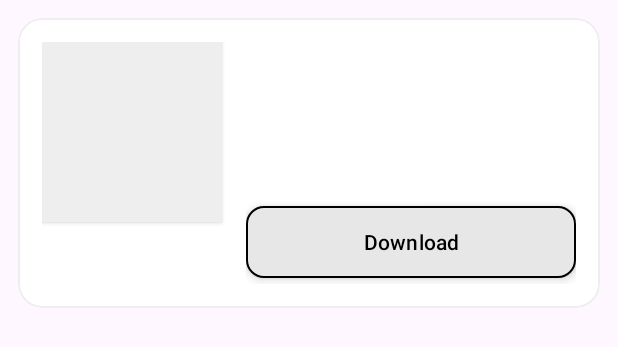
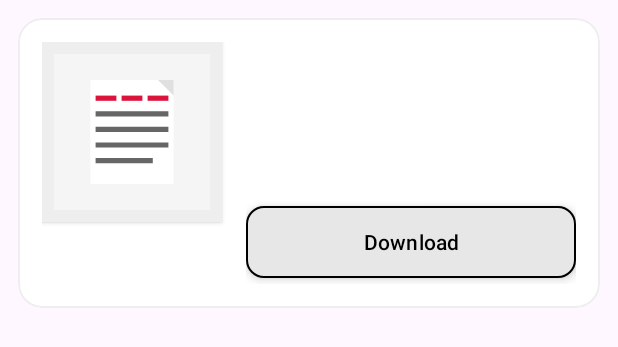
Before and after one commit to johnconnor98/notes, an Android app: the layout item_note.xml on its own in the app's theme, with its tools: preview values and no code run, on a phone screen of 412 x 824 dp. Shown: the top 347 px of the screen. Run offline under Robolectric (Android 15) with nearby library versions, the phone set to English and light mode, and no system bars.

Commit message:
first commit

```diff
--- a/app/src/main/java/com/return0/notes/ui/adapter/NoteAdapter.java
+++ b/app/src/main/java/com/return0/notes/ui/adapter/NoteAdapter.java
@@ -105,16 +105,18 @@ public class NoteAdapter extends ListAdapter<Note, NoteAdapter.NoteViewHolder> {
             long sizeKB = note.getFileSize() / 1024;
             tvSize.setText(sizeKB + " KB");
 
+            // Always show PDF icon as placeholder/default
+            // If thumbnail exists, load it; otherwise show PDF icon
             if (note.getThumbnail() != null && !note.getThumbnail().isEmpty()) {
                 String thumbnailUrl = Constants.BASE_URL + "api/thumbnails/" + note.getThumbnail();
                 Glide.with(itemView.getContext())
                         .load(thumbnailUrl)
-                        .placeholder(R.drawable.ic_launcher_background)
-                        .error(R.drawable.ic_launcher_background)
+                        .placeholder(R.drawable.ic_pdf)
+                        .error(R.drawable.ic_pdf)
                         .centerCrop()
                         .into(ivThumbnail);
             } else {
-                ivThumbnail.setImageResource(R.drawable.ic_launcher_background);
+                ivThumbnail.setImageResource(R.drawable.ic_pdf);
             }
 
             btnDownload.setOnClickListener(v -> {
--- /dev/null
+++ b/app/src/main/res/drawable/ic_pdf.xml
@@ -0,0 +1,56 @@
+<?xml version="1.0" encoding="utf-8"?>
+<vector xmlns:android="http://schemas.android.com/apk/res/android"
+    android:width="120dp"
+    android:height="120dp"
+    android:viewportWidth="120"
+    android:viewportHeight="120">
+
+    <!-- Background -->
+    <path
+        android:fillColor="#F5F5F5"
+        android:pathData="M0,0h120v120h-120z"/>
+
+    <!-- PDF Document -->
+    <group
+        android:translateX="60"
+        android:translateY="60"
+        android:scaleX="0.8"
+        android:scaleY="0.8">
+
+        <!-- Main Document -->
+        <path
+            android:fillColor="#FFFFFF"
+            android:pathData="M-40,-50 L40,-50 L40,50 L-40,50 Z"/>
+
+        <!-- Folded Corner -->
+        <path
+            android:fillColor="#E0E0E0"
+            android:pathData="M25,-50 L40,-35 L40,-50 Z"/>
+
+        <!-- PDF Text Lines -->
+        <path
+            android:fillColor="#DC143C"
+            android:pathData="M-35,-35 L-15,-35 L-15,-30 L-35,-30 Z"/>
+        <path
+            android:fillColor="#DC143C"
+            android:pathData="M-10,-35 L10,-35 L10,-30 L-10,-30 Z"/>
+        <path
+            android:fillColor="#DC143C"
+            android:pathData="M15,-35 L35,-35 L35,-30 L15,-30 Z"/>
+
+        <!-- Content Lines -->
+        <path
+            android:fillColor="#666666"
+            android:pathData="M-35,-20 L35,-20 L35,-15 L-35,-15 Z"/>
+        <path
+            android:fillColor="#666666"
+            android:pathData="M-35,-5 L35,-5 L35,0 L-35,0 Z"/>
+        <path
+            android:fillColor="#666666"
+            android:pathData="M-35,10 L35,10 L35,15 L-35,15 Z"/>
+        <path
+            android:fillColor="#666666"
+            android:pathData="M-35,25 L20,25 L20,30 L-35,30 Z"/>
+    </group>
+
+</vector>
--- a/app/src/main/res/layout/item_note.xml
+++ b/app/src/main/res/layout/item_note.xml
@@ -22,12 +22,12 @@
             android:id="@+id/ivThumbnail"
             android:layout_width="120dp"
             android:layout_height="120dp"
-            android:scaleType="centerCrop"
+            android:scaleType="fitCenter"
             android:background="@color/gray_200"
-            android:contentDescription="Note thumbnail"
+            android:contentDescription="PDF document"
+            android:src="@drawable/ic_pdf"
             android:elevation="2dp"
-            app:layout_constraintStart_toStartOf="parent"
-            app:layout_constraintTop_toTopOf="parent" />
+            android:padding="8dp" />
 
         <LinearLayout
             android:layout_width="0dp"
```
